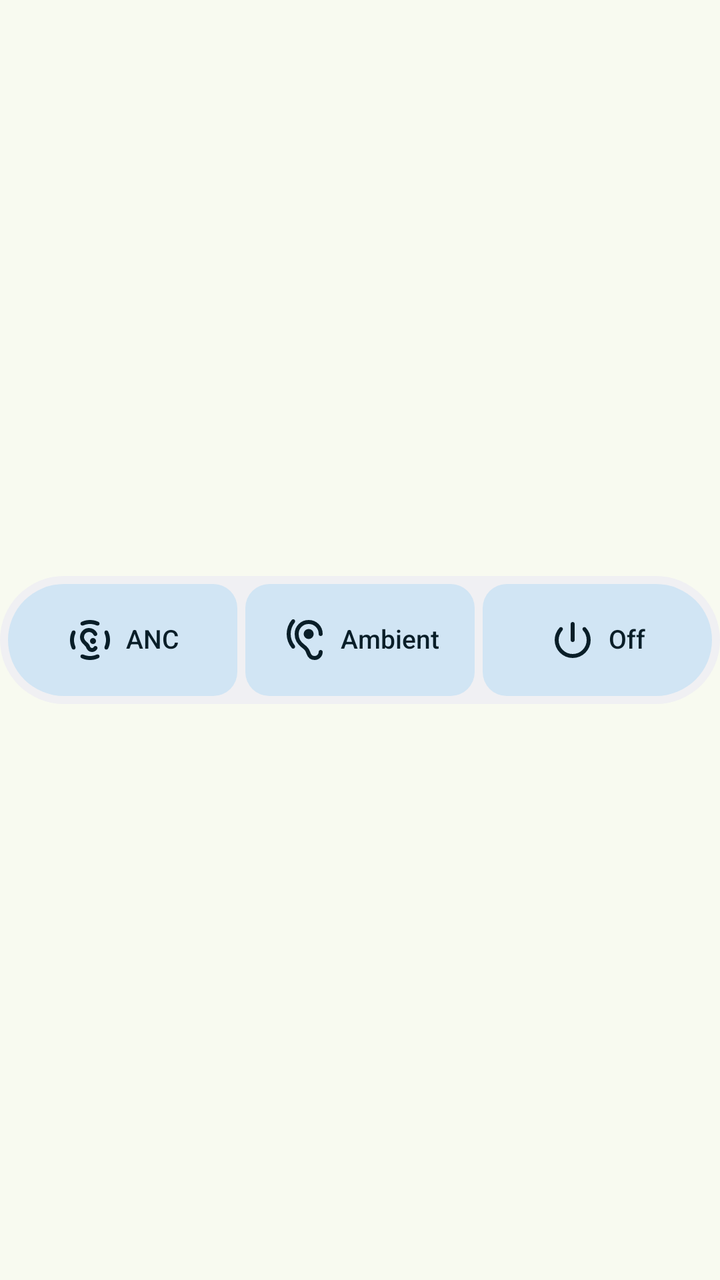
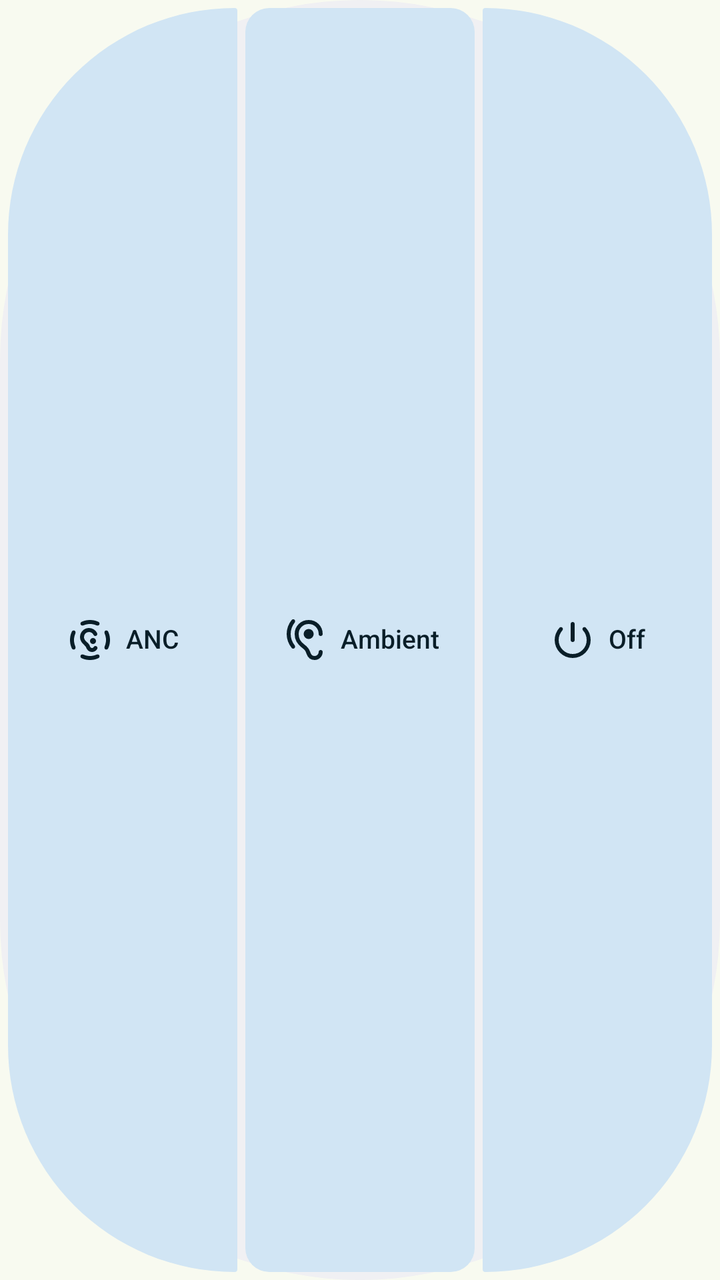

The first picture is an Android layout as it rendered before a commit; the second is the same layout after the commit. The layout source and the unified diff follow.
<!-- AndroidManifest.xml: application theme Theme.Hush -->
<!-- res/layout/widget_modes.xml -->
<FrameLayout xmlns:android="http://schemas.android.com/apk/res/android"
    android:layout_width="match_parent" android:layout_height="match_parent">
    <LinearLayout android:id="@android:id/background"
        android:layout_width="match_parent" android:layout_height="64dp"
        android:layout_gravity="center" android:orientation="horizontal"
        android:background="@drawable/w_bg" android:padding="4dp">
        <LinearLayout android:id="@+id/w_anc"
            android:layout_width="0dp" android:layout_height="match_parent"
            android:layout_weight="1"
            android:gravity="center" android:orientation="horizontal"
            android:clickable="true" android:focusable="true"
            android:background="@drawable/w_tile_start">
            <ImageView android:id="@+id/w_anc_icon"
                android:layout_width="24dp" android:layout_height="24dp"
                android:importantForAccessibility="no"
                android:src="@drawable/w_icon_noise_control_off" />
            <TextView android:id="@+id/w_anc_label"
                android:layout_width="wrap_content" android:layout_height="wrap_content"
                android:paddingStart="6dp" android:fontFamily="sans-serif-medium"
                android:includeFontPadding="false" android:singleLine="true"
                android:importantForAccessibility="no"
                android:textSize="13sp" android:textColor="@color/w_off_text"
                android:text="ANC" />
        </LinearLayout>
        <LinearLayout android:id="@+id/w_amb"
            android:layout_width="0dp" android:layout_height="match_parent"
            android:layout_weight="1" android:layout_marginStart="4dp"
            android:gravity="center" android:orientation="horizontal"
            android:clickable="true" android:focusable="true"
            android:background="@drawable/w_tile_middle">
            <ImageView android:id="@+id/w_amb_icon"
                android:layout_width="24dp" android:layout_height="24dp"
                android:importantForAccessibility="no"
                android:src="@drawable/w_icon_hearing" />
            <TextView android:id="@+id/w_amb_label"
                android:layout_width="wrap_content" android:layout_height="wrap_content"
                android:paddingStart="6dp" android:fontFamily="sans-serif-medium"
                android:includeFontPadding="false" android:singleLine="true"
                android:importantForAccessibility="no"
                android:textSize="13sp" android:textColor="@color/w_off_text"
                android:text="Ambient" />
        </LinearLayout>
        <LinearLayout android:id="@+id/w_off"
            android:layout_width="0dp" android:layout_height="match_parent"
            android:layout_weight="1" android:layout_marginStart="4dp"
            android:gravity="center" android:orientation="horizontal"
            android:clickable="true" android:focusable="true"
            android:background="@drawable/w_tile_end">
            <ImageView android:id="@+id/w_off_icon"
                android:layout_width="24dp" android:layout_height="24dp"
                android:importantForAccessibility="no"
                android:src="@drawable/w_icon_power_settings_new" />
            <TextView android:id="@+id/w_off_label"
                android:layout_width="wrap_content" android:layout_height="wrap_content"
                android:paddingStart="6dp" android:fontFamily="sans-serif-medium"
                android:includeFontPadding="false" android:singleLine="true"
                android:importantForAccessibility="no"
                android:textSize="13sp" android:textColor="@color/w_off_text"
                android:text="Off" />
        </LinearLayout>
    </LinearLayout>
</FrameLayout>
<!-- resources referenced by this layout -->
<resources>
  <color name="w_off_text">#FF1D192B</color>
  <!-- drawable w_bg (drawable) -->
  <shape xmlns:android="http://schemas.android.com/apk/res/android" android:shape="rectangle"><solid android:color="@color/w_bg" /><corners android:radius="32dp" /></shape>
  <!-- drawable w_icon_power_settings_new (drawable) -->
  <vector xmlns:android="http://schemas.android.com/apk/res/android" android:width="24dp" android:height="24dp" android:viewportWidth="960" android:viewportHeight="960" android:tint="@color/w_off_text"><group android:translateY="960"><path android:fillColor="#FFFFFFFF" android:pathData="M440-480v-320q0-17 11.5-28.5T480-840q17 0 28.5 11.5T520-800v320q0 17-11.5 28.5T480-440q-17 0-28.5-11.5T440-480Zm40 360q-74 0-139.5-28.5T226-226q-49-49-77.5-114.5T120-480q0-69 25.5-132.5T217-726q11-12 28-12t29 12q11 11 10 27.5T272-669q-34 38-53 86.5T200-480q0 116 82 198t198 82q117 0 198.5-82T760-480q0-54-19-103.5T687-671q-11-12-11.5-28t10.5-27q12-12 29-12t28 12q47 50 72 113.5T840-480q0 74-28.5 139.5t-77 114.5q-48.5 49-114 77.5T480-120Z" /></group></vector>
  <!-- drawable w_tile_end (drawable) -->
  <ripple xmlns:android="http://schemas.android.com/apk/res/android" android:color="#26FFFFFF"><item><shape android:shape="rectangle"><solid android:color="@color/w_off" /><corners android:topLeftRadius="12dp" android:topRightRadius="28dp" android:bottomRightRadius="28dp" android:bottomLeftRadius="12dp" /></shape></item><item android:id="@android:id/mask"><shape android:shape="rectangle"><solid android:color="#FFFFFFFF" /><corners android:topLeftRadius="12dp" android:topRightRadius="28dp" android:bottomRightRadius="28dp" android:bottomLeftRadius="12dp" /></shape></item></ripple>
  <!-- drawable w_tile_middle (drawable) -->
  <ripple xmlns:android="http://schemas.android.com/apk/res/android" android:color="#26FFFFFF"><item><shape android:shape="rectangle"><solid android:color="@color/w_off" /><corners android:topLeftRadius="12dp" android:topRightRadius="12dp" android:bottomRightRadius="12dp" android:bottomLeftRadius="12dp" /></shape></item><item android:id="@android:id/mask"><shape android:shape="rectangle"><solid android:color="#FFFFFFFF" /><corners android:topLeftRadius="12dp" android:topRightRadius="12dp" android:bottomRightRadius="12dp" android:bottomLeftRadius="12dp" /></shape></item></ripple>
  <!-- drawable w_tile_start (drawable) -->
  <ripple xmlns:android="http://schemas.android.com/apk/res/android" android:color="#26FFFFFF"><item><shape android:shape="rectangle"><solid android:color="@color/w_off" /><corners android:topLeftRadius="28dp" android:topRightRadius="12dp" android:bottomRightRadius="12dp" android:bottomLeftRadius="28dp" /></shape></item><item android:id="@android:id/mask"><shape android:shape="rectangle"><solid android:color="#FFFFFFFF" /><corners android:topLeftRadius="28dp" android:topRightRadius="12dp" android:bottomRightRadius="12dp" android:bottomLeftRadius="28dp" /></shape></item></ripple>
  <style name="Theme.Hush" parent="android:style/Theme.Material.NoActionBar">
          <item name="android:fontFamily">sans</item>
          <item name="android:windowLightStatusBar">true</item>
          <item name="android:windowActionModeOverlay">true</item>
          <item name="android:windowBackground">#F8FAF0</item>
          <item name="android:colorAccent">#46672F</item>
      </style>
  <color name="w_bg">#FFF3EDF7</color>
  <color name="w_off">#FFE8DEF8</color>
  <!-- unchanged entries left out for length: 2 -->
</resources>

<!-- the commit's change to res/layout/widget_modes.xml (unified diff, before → after) -->
@@ -1,8 +1,6 @@
-<FrameLayout xmlns:android="http://schemas.android.com/apk/res/android"
-    android:layout_width="match_parent" android:layout_height="match_parent">
-    <LinearLayout android:id="@android:id/background"
-        android:layout_width="match_parent" android:layout_height="64dp"
-        android:layout_gravity="center" android:orientation="horizontal"
+<LinearLayout xmlns:android="http://schemas.android.com/apk/res/android" android:id="@android:id/background"
+        android:layout_width="match_parent" android:layout_height="match_parent"
+        android:orientation="horizontal"
         android:background="@drawable/w_bg" android:padding="4dp">
         <LinearLayout android:id="@+id/w_anc"
             android:layout_width="0dp" android:layout_height="match_parent"
@@ -59,4 +57,3 @@
                 android:text="Off" />
         </LinearLayout>
     </LinearLayout>
-</FrameLayout>
<!-- resource entries referenced after the edit -->
@@ -2,15 +2,15 @@
 <resources>
   <color name="w_off_text">#FF1D192B</color>
   <!-- drawable w_bg (drawable) -->
-  <shape xmlns:android="http://schemas.android.com/apk/res/android" android:shape="rectangle"><solid android:color="@color/w_bg" /><corners android:radius="32dp" /></shape>
+  <shape xmlns:android="http://schemas.android.com/apk/res/android" android:shape="rectangle"><solid android:color="@color/w_bg" /><corners android:radius="999dp" /></shape>
   <!-- drawable w_icon_power_settings_new (drawable) -->
   <vector xmlns:android="http://schemas.android.com/apk/res/android" android:width="24dp" android:height="24dp" android:viewportWidth="960" android:viewportHeight="960" android:tint="@color/w_off_text"><group android:translateY="960"><path android:fillColor="#FFFFFFFF" android:pathData="M440-480v-320q0-17 11.5-28.5T480-840q17 0 28.5 11.5T520-800v320q0 17-11.5 28.5T480-440q-17 0-28.5-11.5T440-480Zm40 360q-74 0-139.5-28.5T226-226q-49-49-77.5-114.5T120-480q0-69 25.5-132.5T217-726q11-12 28-12t29 12q11 11 10 27.5T272-669q-34 38-53 86.5T200-480q0 116 82 198t198 82q117 0 198.5-82T760-480q0-54-19-103.5T687-671q-11-12-11.5-28t10.5-27q12-12 29-12t28 12q47 50 72 113.5T840-480q0 74-28.5 139.5t-77 114.5q-48.5 49-114 77.5T480-120Z" /></group></vector>
   <!-- drawable w_tile_end (drawable) -->
-  <ripple xmlns:android="http://schemas.android.com/apk/res/android" android:color="#26FFFFFF"><item><shape android:shape="rectangle"><solid android:color="@color/w_off" /><corners android:topLeftRadius="12dp" android:topRightRadius="28dp" android:bottomRightRadius="28dp" android:bottomLeftRadius="12dp" /></shape></item><item android:id="@android:id/mask"><shape android:shape="rectangle"><solid android:color="#FFFFFFFF" /><corners android:topLeftRadius="12dp" android:topRightRadius="28dp" android:bottomRightRadius="28dp" android:bottomLeftRadius="12dp" /></shape></item></ripple>
+  <ripple xmlns:android="http://schemas.android.com/apk/res/android" android:color="#26FFFFFF"><item><shape android:shape="rectangle"><solid android:color="@color/w_off" /><corners android:topLeftRadius="12dp" android:topRightRadius="999dp" android:bottomRightRadius="999dp" android:bottomLeftRadius="12dp" /></shape></item><item android:id="@android:id/mask"><shape android:shape="rectangle"><solid android:color="#FFFFFFFF" /><corners android:topLeftRadius="12dp" android:topRightRadius="999dp" android:bottomRightRadius="999dp" android:bottomLeftRadius="12dp" /></shape></item></ripple>
   <!-- drawable w_tile_middle (drawable) -->
   <ripple xmlns:android="http://schemas.android.com/apk/res/android" android:color="#26FFFFFF"><item><shape android:shape="rectangle"><solid android:color="@color/w_off" /><corners android:topLeftRadius="12dp" android:topRightRadius="12dp" android:bottomRightRadius="12dp" android:bottomLeftRadius="12dp" /></shape></item><item android:id="@android:id/mask"><shape android:shape="rectangle"><solid android:color="#FFFFFFFF" /><corners android:topLeftRadius="12dp" android:topRightRadius="12dp" android:bottomRightRadius="12dp" android:bottomLeftRadius="12dp" /></shape></item></ripple>
   <!-- drawable w_tile_start (drawable) -->
-  <ripple xmlns:android="http://schemas.android.com/apk/res/android" android:color="#26FFFFFF"><item><shape android:shape="rectangle"><solid android:color="@color/w_off" /><corners android:topLeftRadius="28dp" android:topRightRadius="12dp" android:bottomRightRadius="12dp" android:bottomLeftRadius="28dp" /></shape></item><item android:id="@android:id/mask"><shape android:shape="rectangle"><solid android:color="#FFFFFFFF" /><corners android:topLeftRadius="28dp" android:topRightRadius="12dp" android:bottomRightRadius="12dp" android:bottomLeftRadius="28dp" /></shape></item></ripple>
+  <ripple xmlns:android="http://schemas.android.com/apk/res/android" android:color="#26FFFFFF"><item><shape android:shape="rectangle"><solid android:color="@color/w_off" /><corners android:topLeftRadius="999dp" android:topRightRadius="12dp" android:bottomRightRadius="12dp" android:bottomLeftRadius="999dp" /></shape></item><item android:id="@android:id/mask"><shape android:shape="rectangle"><solid android:color="#FFFFFFFF" /><corners android:topLeftRadius="999dp" android:topRightRadius="12dp" android:bottomRightRadius="12dp" android:bottomLeftRadius="999dp" /></shape></item></ripple>
   <style name="Theme.Hush" parent="android:style/Theme.Material.NoActionBar">
           <item name="android:fontFamily">sans</item>
           <item name="android:windowLightStatusBar">true</item>
